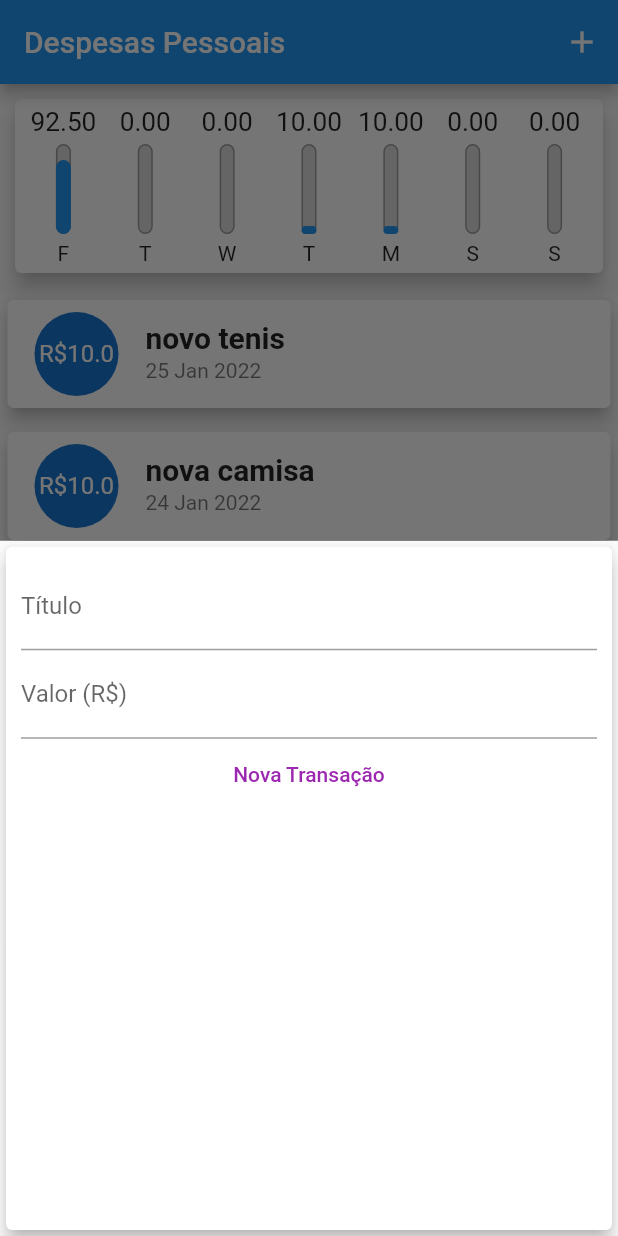
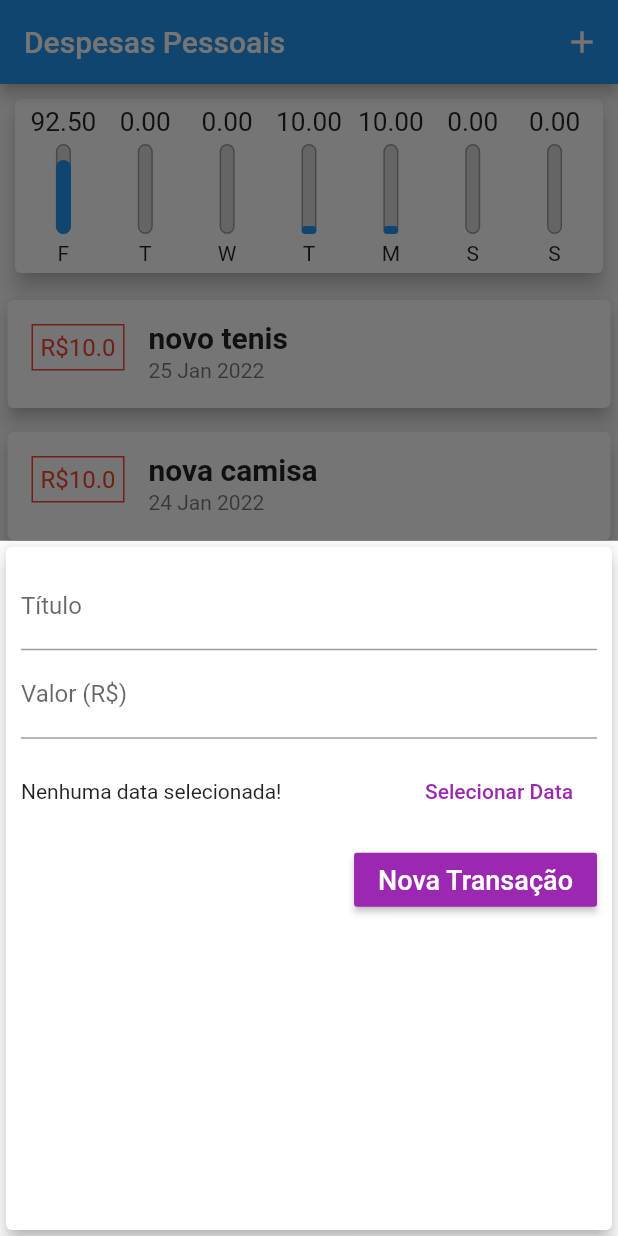
Before and after one commit to juniorsafera/Despesas_Pessoais_App, a Flutter app: the screen it shows after launch, after a tap on the "add" icon, on a phone screen of 412 x 824 dp. Run offline on Flutter 3.47's test engine with Material 2 defaults, Android fonts, the phone set to English and light mode, and no system bars.

Commit message:
colocando calendário no formulário de transações

```diff
--- a/despesas_pessoais_app/lib/components/form_transacoes.dart
+++ b/despesas_pessoais_app/lib/components/form_transacoes.dart
@@ -1,6 +1,7 @@
 // ignore_for_file: deprecated_member_use
 
 import 'package:flutter/material.dart';
+import 'package:intl/intl.dart';
 
 class FormTransacoes extends StatefulWidget {
   final void Function(String, double) onSubmit;
@@ -12,6 +13,7 @@ class FormTransacoes extends StatefulWidget {
 
 final TextEditingController cTitulo = TextEditingController();
 final TextEditingController cValor = TextEditingController();
+DateTime? _dataSelecionada;
 
 class _FormTransacoesState extends State<FormTransacoes> {
   @override
@@ -27,6 +29,22 @@ class _FormTransacoesState extends State<FormTransacoes> {
       widget.onSubmit(titulo, valor);
       cTitulo.clear();
       cValor.clear();
+    }
+
+    _abrirCalendario() {
+      showDatePicker(
+        context: context,
+        initialDate: DateTime.now(),
+        firstDate: DateTime(2022),
+        lastDate: DateTime.now(),
+      ).then((value) {
+        if (value == null) {
+          return;
+        }
+        setState(() {
+          _dataSelecionada = value;
+        });
+      });
     }
 
     // ignore: avoid_unnecessary_containers
@@ -52,13 +70,45 @@ class _FormTransacoesState extends State<FormTransacoes> {
                     TextInputType.number,
                 decoration: const InputDecoration(labelText: 'Valor (R\$)'),
               ),
+              // ignore: sized_box_for_whitespace
+              Container(
+                height: 70,
+                child: Row(
+                  children: [
+                    // ignore: prefer_const_constructors
+                    Expanded(
+                      child: Text(_dataSelecionada == null
+                          ? "Nenhuma data selecionada!"
+                          : "Data selecionada: ${DateFormat('dd/MM/y').format(_dataSelecionada!)}"),
+                    ),
+                    // ignore: prefer_const_constructors
+                    FlatButton(
+                        onPressed: _abrirCalendario,
+                        // ignore: prefer_const_constructors
+                        child: Text(
+                          "Selecionar Data",
+                          // ignore: prefer_const_constructors
+                          style: TextStyle(
+                            color: Colors.purple,
+                          ),
+                        ))
+                  ],
+                ),
+              ),
               Row(
-                mainAxisAlignment: MainAxisAlignment.center,
+                mainAxisAlignment: MainAxisAlignment.end,
                 children: [
-                  FlatButton(
-                      textColor: Colors.purple,
-                      onPressed: _submitForm,
-                      child: const Text('Nova Transação')),
+                  RaisedButton(
+                    textColor: Colors.white,
+                    color: Colors.purple,
+                    onPressed: _submitForm,
+                    child: const Text(
+                      'Nova Transação',
+                      style: TextStyle(
+                        fontSize: 18,
+                      ),
+                    ),
+                  ),
                 ],
               )
             ],
--- a/despesas_pessoais_app/lib/components/lista_transicoes.dart
+++ b/despesas_pessoais_app/lib/components/lista_transicoes.dart
@@ -16,7 +16,9 @@ class _ListaTransacoesState extends State<ListaTransacoes> {
     // ignore: sized_box_for_whitespace
     return Container(
       //color: Colors.amber[100],
-      height: 300,
+      height: MediaQuery.of(context).size.height * 0.7,
+      //height: 300,
+
       child: ListView.builder(
         itemCount: widget.transacoes.length,
         itemBuilder: (context, index) {
@@ -25,11 +27,20 @@ class _ListaTransacoesState extends State<ListaTransacoes> {
             margin: const EdgeInsets.symmetric(vertical: 8, horizontal: 5),
             elevation: 5,
             child: ListTile(
-              leading: CircleAvatar(
-                radius: 30,
+              leading: Container(
+                decoration:
+                    BoxDecoration(border: Border.all(color: Colors.red)),
                 child: Padding(
                   padding: const EdgeInsets.all(5),
-                  child: FittedBox(child: Text('R\$${transacao.valor}')),
+                  child: FittedBox(
+                      child: Text(
+                    'R\$${transacao.valor}',
+                    // ignore: prefer_const_constructors
+                    style: TextStyle(
+                      color: Colors.red,
+                      fontSize: 16,
+                    ),
+                  )),
                 ),
               ),
               title: Text(
--- a/despesas_pessoais_app/lib/telas/tela_principal.dart
+++ b/despesas_pessoais_app/lib/telas/tela_principal.dart
@@ -74,6 +74,7 @@ class _TelaPrincipalState extends State<TelaPrincipal> {
 
   @override
   Widget build(BuildContext context) {
+
     _abrirFormularioTransacoes() {
       showModalBottomSheet(
           context: context,
```
